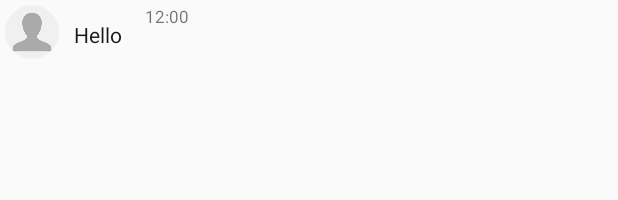
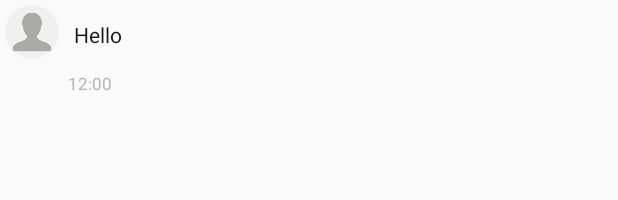
Before and after one commit to KLCN-K14/FinalProject, an Android app: the layout item_message_recv.xml on its own in the app's theme, with its tools: preview values and no code run, on a phone screen of 412 x 824 dp. Shown: the top 200 px of the screen. Run offline under Robolectric (Android 15) with nearby library versions, the phone set to English and light mode, and no system bars; plain views replace BubbleTextView.

Commit message:
Update chat onstate

```diff
--- a/app/src/main/java/com/klcn/xuant/transporter/adapter/ChatRecyclerAdapter.java
+++ b/app/src/main/java/com/klcn/xuant/transporter/adapter/ChatRecyclerAdapter.java
@@ -92,12 +92,12 @@ public class ChatRecyclerAdapter extends RecyclerView.Adapter<RecyclerView.ViewH
 
         Date currentTime = Calendar.getInstance().getTime();
         long milliseconds = currentTime.getTime();
-        final String strTimeFormate = "h:mm";
+        final String strTimeFormate = "HH:mm";
         if((DateFormat.format("dd-MM-yyyy", chat.getTime())).equals(DateFormat.format("dd-MM-yyyy", currentTime))){
             if((milliseconds - chat.getTime())<= 3000)
                 myChatViewHolder.mMessageTime.setText("Just now");
             else
-                myChatViewHolder.mMessageTime.setText(DateFormat.format(strTimeFormate, chat.getTime()));
+                myChatViewHolder.mMessageTime.setText("Today " + DateFormat.format(strTimeFormate, chat.getTime()));
         }else
             myChatViewHolder.mMessageTime.setText(DateFormat.format("dd-MM-yyyy (HH:mm)", chat.getTime()));
     }
@@ -118,7 +118,7 @@ public class ChatRecyclerAdapter extends RecyclerView.Adapter<RecyclerView.ViewH
 
         Date currentTime = Calendar.getInstance().getTime();
         long milliseconds = currentTime.getTime();
-        final String strTimeFormate = "h:mm";
+        final String strTimeFormate = "HH:mm";
         if((DateFormat.format("dd-MM-yyyy", chat.getTime())).equals(DateFormat.format("dd-MM-yyyy", currentTime))){
             if((milliseconds - chat.getTime())<= 3000)
                 otherChatViewHolder.mMessageTime.setText("Just now");
--- a/app/src/main/res/layout/item_message_recv.xml
+++ b/app/src/main/res/layout/item_message_recv.xml
@@ -35,8 +35,10 @@
         android:layout_height="wrap_content"
         android:text="12:00"
         android:textSize="11sp"
-        android:layout_toRightOf="@+id/text_message_recv"
-        android:layout_marginLeft="5dp"/>
+        android:layout_below="@+id/text_message_recv"
+        android:textColor="@color/divider"
+        android:layout_marginTop="5dp"
+        android:layout_marginLeft="42dp"/>
 
 
 </RelativeLayout>
--- a/app/src/main/res/layout/item_message_send.xml
+++ b/app/src/main/res/layout/item_message_send.xml
@@ -12,7 +12,10 @@
         android:layout_height="wrap_content"
         android:text="12:00"
         android:textSize="11sp"
-        android:layout_toLeftOf="@+id/text_message"
+        android:layout_alignParentRight="true"
+        android:layout_below="@+id/text_message"
+        android:textColor="@color/divider"
+        android:layout_marginTop="5dp"
         android:layout_marginRight="5dp"/>
     <com.github.library.bubbleview.BubbleTextView
         android:id="@+id/text_message"
```
Also changed, not shown: app/src/main/java/com/klcn/xuant/transporter/ChatActivity.java (+31 -0 lines).
